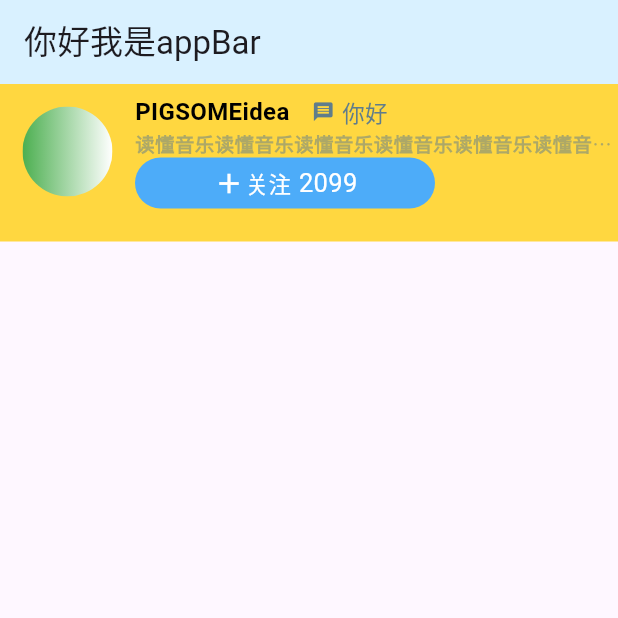
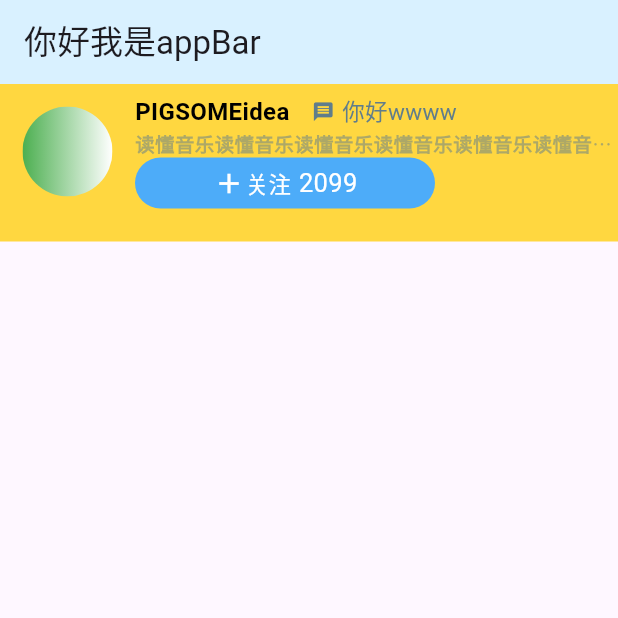
Before and after one commit to palrd/Slide, a Flutter app: the screen it shows after launch, on a phone screen of 412 x 824 dp, the top half of it. Run offline on Flutter 3.47's test engine with Material 3 defaults, Android fonts, the phone set to English and light mode, and no system bars.

Commit message:
我的第二次提交测试，这次是ssh提交

```diff
--- a/lib/main.dart
+++ b/lib/main.dart
@@ -66,7 +66,7 @@ class _MyHomePageState extends State<MyHomePage> {
             ),
           );
         },
-        child: Container(child: Message('你好')),
+        child: Container(child: Message('你好wwww')),
       ),
     );
   }
```
